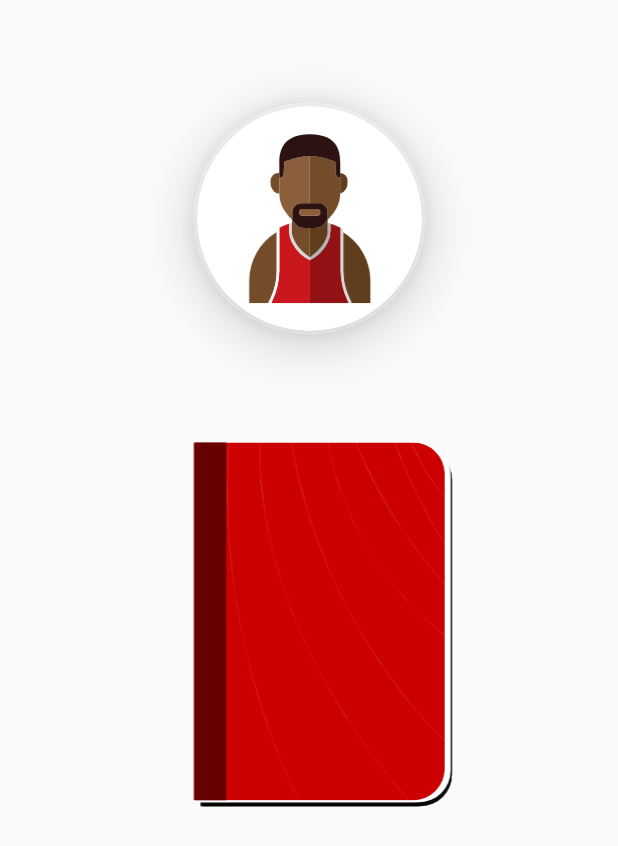
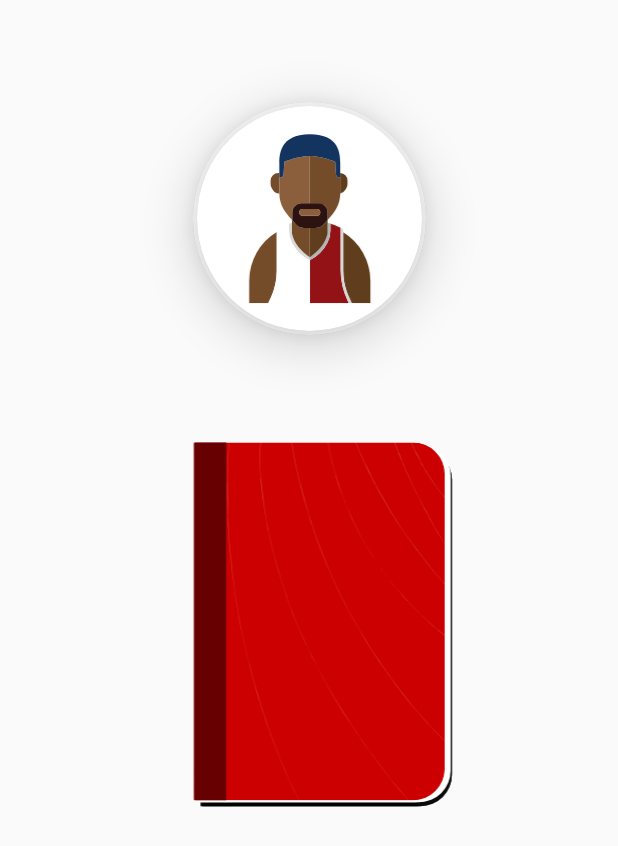
Before and after one commit to thomas682306/Note-App, an Android app: the MainActivity screen opened directly, with no data from a screen before it, after a tap on an icon or button, on a phone screen of 412 x 824 dp. Shown: the top 846 px of the screen. Run offline under Robolectric (Android 15) with nearby library versions, the phone set to English and light mode, and no system bars; our stand-ins replace Firebase (no records; nobody signed in at launch, a user with empty details on screens opened directly).

```diff
--- a/app/build.gradle
+++ b/app/build.gradle
@@ -31,7 +31,6 @@ dependencies {
     androidTestImplementation 'androidx.test.espresso:espresso-core:3.1.1'
     implementation 'androidx.recyclerview:recyclerview:1.1.0'
     implementation 'com.google.android.material:material:1.0.0'
-
     implementation 'com.google.firebase:firebase-auth:17.0.0'
     implementation 'com.google.firebase:firebase-firestore:21.3.1'
     implementation 'com.firebaseui:firebase-ui-firestore:6.2.0'
--- a/app/src/main/java/com/example/multiplerecycler/MainActivity.java
+++ /dev/null
@@ -1,137 +0,0 @@
-package com.example.multiplerecycler;
-
-import androidx.annotation.NonNull;
-import androidx.appcompat.app.AppCompatActivity;
-import androidx.appcompat.app.AppCompatDelegate;
-import androidx.appcompat.widget.Toolbar;
-import androidx.fragment.app.Fragment;
-import androidx.recyclerview.widget.GridLayoutManager;
-import androidx.recyclerview.widget.RecyclerView;
-
-import android.content.Intent;
-import android.graphics.PorterDuff;
-import android.os.Bundle;
-import android.view.Menu;
-import android.view.MenuInflater;
-import android.view.MenuItem;
-import android.view.MotionEvent;
-import android.view.View;
-import android.view.animation.Animation;
-import android.view.animation.AnimationUtils;
-import android.widget.ImageButton;
-import android.widget.ImageView;
-import android.widget.TextView;
-import android.widget.Toast;
-
-import com.example.multiplerecycler.login_signup.profile_page;
-import com.firebase.ui.firestore.FirestoreRecyclerOptions;
-import com.google.firebase.auth.FirebaseAuth;
-import com.google.firebase.firestore.CollectionReference;
-import com.google.firebase.firestore.FirebaseFirestore;
-import com.google.firebase.firestore.Query;
-
-public class MainActivity extends AppCompatActivity implements noteAdapter.onNoteClick {
-
-    ImageView addNoteButton;
-    TextView heading, description, date, day;
-    ImageView bellicon;
-
-    CollectionReference cf;
-    String uid;
-
-    RecyclerView recyclerView;
-    noteAdapter noteAdapter;
-    FirestoreRecyclerOptions<modelClass_note> recyclerOptions;
-    ImageButton profile_Image;
-
-
-    @Override
-    protected void onCreate(Bundle savedInstanceState) {
-        super.onCreate(savedInstanceState);
-        setContentView(R.layout.activity_main);
-
-        AppCompatDelegate.setCompatVectorFromResourcesEnabled(true);
-
-        addNoteButton = findViewById(R.id.addnoteButton);
-        heading = findViewById(R.id.heading);
-        description = findViewById(R.id.textView3);
-        date = findViewById(R.id.textView4);
-        profile_Image=findViewById(R.id.profile_pic);
-        day = findViewById(R.id.day);
-        bellicon = findViewById(R.id.bellIcon);
-        uid = FirebaseAuth.getInstance().getUid();
-        cf = FirebaseFirestore.getInstance().collection("users").document(uid).collection("notes");
-
-
-        addNoteButton.setOnClickListener(new View.OnClickListener() {
-            @Override
-            public void onClick(View v) {
-
-                Intent intent = new Intent(MainActivity.this, addNoteActivity.class);
-                startActivity(intent);
-                Animation animation = AnimationUtils.loadAnimation(getApplicationContext(), R.anim.alpha);
-                addNoteButton.startAnimation(animation);
-
-            }
-        });
-        Query query = cf.orderBy("priority");
-
-
-        recyclerOptions = new FirestoreRecyclerOptions.Builder<modelClass_note>().setQuery(query, modelClass_note.class).build();
-        noteAdapter = new noteAdapter(recyclerOptions,getApplicationContext(),this);
-
-
-        recyclerView = findViewById(R.id.recyclerView);
-        recyclerView.setAdapter(noteAdapter);
-        recyclerView.setLayoutManager(new GridLayoutManager(this, 2));
-        recyclerView.setHasFixedSize(true);
-        recyclerView.setVerticalFadingEdgeEnabled(true);
-        recyclerView.setFadingEdgeLength(50);
-        noteAdapter.startListening();
-
-
-        profile_Image.setOnClickListener(new View.OnClickListener() {
-            @Override
-            public void onClick(View v) {
-                Intent intent = new Intent(MainActivity.this,profile_page.class);
-                startActivity(intent);
-            }
-        });
-    }
-
-
-    @Override
-    public void onNoteitemSelected(int position) {
-        String peHeading,peDescription,peDate,peDay;
-        peDate=noteAdapter.getItem(position).getDate();
-        peDay=noteAdapter.getItem(position).getDay();
-        peDescription=noteAdapter.getItem(position).getDescription();
-        peHeading=noteAdapter.getItem(position).getHeading();
-        Intent  intent = new Intent(MainActivity.this,addNoteActivity.class);
-        intent.putExtra("peHeading",peHeading);
-        intent.putExtra("peDescription",peDescription);
-        intent.putExtra("pedate",peDate);
-        intent.putExtra("peday",peDay);
-        intent.putExtra("code",1);
-        startActivity(intent);
-
-
-
-
-
-    }
-
-
-    @Override
-    public void delete() {
-
-
-    }
-
-    @Override
-    public void alarmSet() {
-
-    }
-
-
-}
--- /dev/null
+++ b/app/src/main/java/com/example/multiplerecycler/Notification/NotificationHelper.java
@@ -0,0 +1,36 @@
+package com.example.multiplerecycler.Notification;
+
+import android.app.NotificationChannel;
+import android.app.NotificationManager;
+import android.content.Context;
+import android.content.ContextWrapper;
+
+public class NotificationHelper extends ContextWrapper {
+        public static final String CHANNEL1_ID="CHANNEL1";
+        public static final String CHANNEL1_NAME="FIRST_CHANNEL";
+
+
+
+        public NotificationHelper(Context base) {
+        super(base);
+
+        createNotificationChannel();
+    }
+
+    private void createNotificationChannel() {
+
+
+        if (android.os.Build.VERSION.SDK_INT >= android.os.Build.VERSION_CODES.O) {
+
+            NotificationChannel channel_1 = new NotificationChannel(CHANNEL1_ID,CHANNEL1_NAME, NotificationManager.IMPORTANCE_HIGH);
+            channel_1.setDescription("This is for reminders");
+            NotificationManager notificationManager=(NotificationManager)getSystemService(NOTIFICATION_SERVICE);
+            notificationManager.createNotificationChannel(channel_1);
+
+
+        }
+
+    }
+
+
+}
--- a/app/src/main/java/com/example/multiplerecycler/spinnerAdapter.java
+++ b/app/src/main/java/com/example/multiplerecycler/add_Note/spinnerAdapter.java
@@ -1,4 +1,4 @@
-package com.example.multiplerecycler;
+package com.example.multiplerecycler.add_Note;
 
 import android.content.Context;
 import android.view.LayoutInflater;
@@ -10,6 +10,8 @@ import android.widget.TextView;
 
 import androidx.annotation.NonNull;
 import androidx.annotation.Nullable;
+
+import com.example.multiplerecycler.R;
 
 import java.util.ArrayList;
 
--- a/app/src/main/java/com/example/multiplerecycler/spinnerClass.java
+++ b/app/src/main/java/com/example/multiplerecycler/add_Note/spinnerClass.java
@@ -1,4 +1,4 @@
-package com.example.multiplerecycler;
+package com.example.multiplerecycler.add_Note;
 
 public class spinnerClass {
     String colorCode;
--- a/app/src/main/java/com/example/multiplerecycler/login_signup/Login.java
+++ b/app/src/main/java/com/example/multiplerecycler/login_signup/Login.java
@@ -14,7 +14,7 @@ import android.widget.ImageView;
 import android.widget.TextView;
 import android.widget.Toast;
 
-import com.example.multiplerecycler.MainActivity;
+import com.example.multiplerecycler.mainActivity.MainActivity;
 import com.example.multiplerecycler.R;
 import com.google.android.gms.tasks.OnCompleteListener;
 import com.google.android.gms.tasks.Task;
--- a/app/src/main/java/com/example/multiplerecycler/modelClass_note.java
+++ b/app/src/main/java/com/example/multiplerecycler/mainActivity/modelClass_note.java
@@ -1,4 +1,4 @@
-package com.example.multiplerecycler;
+package com.example.multiplerecycler.mainActivity;
 
 public class modelClass_note {
     String Heading;
--- a/app/src/main/java/com/example/multiplerecycler/noteAdapter.java
+++ b/app/src/main/java/com/example/multiplerecycler/mainActivity/noteAdapter.java
@@ -1,5 +1,6 @@
-package com.example.multiplerecycler;
+package com.example.multiplerecycler.mainActivity;
 
+import android.app.TimePickerDialog;
 import android.content.Context;
 import android.graphics.Color;
 import android.view.LayoutInflater;
@@ -8,24 +9,23 @@ import android.view.ViewGroup;
 import android.view.animation.AnimationUtils;
 import android.widget.ImageView;
 import android.widget.TextView;
-import android.widget.Toast;
 
 import androidx.annotation.NonNull;
 import androidx.cardview.widget.CardView;
-import androidx.core.content.ContextCompat;
 import androidx.recyclerview.widget.RecyclerView;
 
+import com.example.multiplerecycler.R;
 import com.firebase.ui.firestore.FirestoreRecyclerAdapter;
 import com.firebase.ui.firestore.FirestoreRecyclerOptions;
+import com.google.firebase.firestore.DocumentSnapshot;
 
-
-
-
+import java.util.Calendar;
 
 
 public class noteAdapter extends FirestoreRecyclerAdapter<modelClass_note,noteAdapter.noteViewHolder> {
     Context context;
     onNoteClick monNoteClick;
+    TimePickerDialog timePickerDialog;
 
     public noteAdapter(@NonNull FirestoreRecyclerOptions<modelClass_note> options, Context context,onNoteClick monNoteClick) {
         super(options);
@@ -43,7 +43,7 @@ public class noteAdapter extends FirestoreRecyclerAdapter<modelClass_note,noteAd
 
     @Override
     protected void onBindViewHolder(@NonNull final noteViewHolder holder, int position, @NonNull modelClass_note model) {
-        holder.headingtv.setAnimation(AnimationUtils.loadAnimation(context,R.anim.alpha));
+        holder.headingtv.setAnimation(AnimationUtils.loadAnimation(context, R.anim.alpha));
 
         holder.listCard.setAnimation(AnimationUtils.loadAnimation(context,R.anim.card_animation));
 
@@ -62,19 +62,22 @@ public class noteAdapter extends FirestoreRecyclerAdapter<modelClass_note,noteAd
     }
 
 
-
-
     class noteViewHolder extends RecyclerView.ViewHolder{
 
         TextView headingtv,descriptiontv,datetv,daytv;
 
-        ImageView bg,bellicon;
+        ImageView bg,bellicon,bin;
         CardView listCard;
         onNoteClick onNoteClick;
+        Calendar c;
+        int hour;
+        int minute;
+
 
         public noteViewHolder(@NonNull View itemView, final onNoteClick onNoteClick) {
             super(itemView);
             bellicon=itemView.findViewById(R.id.bellIcon);
+
             listCard=itemView.findViewById(R.id.cardViewListItem);
             headingtv=itemView.findViewById(R.id.heading);
             descriptiontv=itemView.findViewById(R.id.textView3);
@@ -82,17 +85,25 @@ public class noteAdapter extends FirestoreRecyclerAdapter<modelClass_note,noteAd
             bg=itemView.findViewById(R.id.imageview);
             datetv=itemView.findViewById(R.id.textView4);
             this.onNoteClick=onNoteClick;
+            Calendar c = Calendar.getInstance();
+             hour= c.get(Calendar.HOUR);
+             minute= c.get(Calendar.MINUTE);
+
+
+
+
+
+            bellicon.setOnClickListener(new View.OnClickListener() {
+                @Override
+                public void onClick(View v) {
+                    onNoteClick.alarmSet(bellicon);
+                }
+            });
+
             itemView.setOnClickListener(new View.OnClickListener() {
                 @Override
                 public void onClick(View v) {
-                    onNoteClick.onNoteitemSelected(getAdapterPosition());
-                }
-            });
-            bellicon.setOnClickListener(new View.OnClickListener() {
-                @Override
-                public void onClick(View v) {
-
-
+                    onNoteClick.onNoteitemSelected(getSnapshots().getSnapshot(getAdapterPosition()),getAdapterPosition());
                 }
             });
         }
@@ -101,10 +112,11 @@ public class noteAdapter extends FirestoreRecyclerAdapter<modelClass_note,noteAd
     }
 
     public interface onNoteClick{
-        void onNoteitemSelected(int position);
+        void onNoteitemSelected(DocumentSnapshot documentSnapshot,int position);
 
-        void delete();
-        void alarmSet();
+        void delete(int position);
+        void alarmSet(ImageView imageView);
+
     }
 
 
--- a/app/src/main/res/drawable/baller_bwoi.xml
+++ b/app/src/main/res/drawable/baller_bwoi.xml
@@ -16,10 +16,10 @@
 
     <path android:fillColor="#754c29" android:pathData="M43.86,218.19V156.25A90.69,90.69 0,0 0,0 234v35.6H30.46l4.24,-9.25A101.26,101.26 0,0 0,43.86 218.19Z"/>
     <path android:fillColor="#603e1d" android:pathData="M150.3,156.67v61.52a101.32,101.32 0,0 0,6 34.29c0,0.1 0.07,0.21 0.11,0.31l0.1,0.28q1.35,3.68 3,7.25l4.24,9.25h29.79V234A90.7,90.7 0,0 0,150.3 156.67Z"/>
-    <path android:fillColor="#ca171e" android:pathData="M96.74,201.06A63.56,63.56 0,0 1,68.27 173a41.66,41.66 0,0 1,-4.5 -18.91V142.86a88.57,88.57 0,0 0,-15.72 6.81v66.77a114.54,114.54 0,0 1,-11.11 49.22l-1.87,3.91h62V200.88Z"/>
-    <path android:fillColor="#921215" android:pathData="M150.3,152.14l-0.66,-0.4 0.66,0.4Z"/>
-    <path android:fillColor="#921215" android:pathData="M146.75,150l1.32,0.75Z"/>
-    <path android:fillColor="#921215" android:pathData="M156.38,252.79l0.1,0.28Z"/>
+    <path android:fillColor="#ffffff" android:pathData="M96.74,201.06A63.56,63.56 0,0 1,68.27 173a41.66,41.66 0,0 1,-4.5 -18.91V142.86a88.57,88.57 0,0 0,-15.72 6.81v66.77a114.54,114.54 0,0 1,-11.11 49.22l-1.87,3.91h62V200.88Z"/>
+    <path android:fillColor="#ffffff" android:pathData="M150.3,152.14l-0.66,-0.4 0.66,0.4Z"/>
+    <path android:fillColor="#ffffff" android:pathData="M146.75,150l1.32,0.75Z"/>
+    <path android:fillColor="#ffffff" android:pathData="M156.38,252.79l0.1,0.28Z"/>
     <path android:fillColor="#921215" android:pathData="M156.27,252.48a101.32,101.32 0,0 1,-6 -34.29h0A101.32,101.32 0,0 0,156.27 252.48Z"/>
     <path android:fillColor="#921215" android:pathData="M146.11,216.44V149.68a88.53,88.53 0,0 0,-20.8 -8.3v0.19c1.48,0.39 2.95,0.82 4.4,1.29v11.19A41.65,41.65 0,0 1,125.22 173a63.49,63.49 0,0 1,-28.14 27.92v68.69h62l-1.86,-3.91A114.55,114.55 0,0 1,146.11 216.44Z"/>
     <path android:fillColor="#fff" android:pathData="M48.05,216.44V149.67c-1.42,0.79 -2.81,1.61 -4.19,2.47v66.05a101.26,101.26 0,0 1,-9.16 42.13l-4.24,9.25h4.61l1.87,-3.91A114.54,114.54 0,0 0,48.05 216.44Z"/>
@@ -34,7 +34,7 @@
     <path android:fillColor="#8b5e3c" android:pathData="M68.85,124.44a13.89,13.89 0,0 1,13.89 -13.89h14V34.94C79.11,34.94 56,44.11 56,44.11l-1.07,19a6.84,6.84 0,0 1,-6.83 6.46V93.54c0,0.45 0,0.9 0,1.34 0.39,18.94 9,29.57 20.11,41.93l0.67,0.75Z"/>
     <path android:fillColor="#2d1212" android:pathData="M111.42,110.55L82.74,110.55a13.89,13.89 0,0 0,-13.89 13.89v13.12c8.81,9.8 8.3,12.52 27.89,12.52h0c19.6,0 19.09,-2.72 27.89,-12.52l0.68,-0.75h0L125.31,124.44A13.89,13.89 0,0 0,111.42 110.55ZM85.14,119.43h23.2a5.45,5.45 0,0 1,0 10.89L85.14,130.32a5.45,5.45 0,0 1,0 -10.89Z"/>
     <path android:fillColor="#8b5e3c" android:pathData="M85.14,130.32h23.2a5.45,5.45 0,0 0,0 -10.89H85.14a5.45,5.45 0,0 0,0 10.89Z"/>
-    <path android:fillColor="#2d1212" android:pathData="M54.88,63.14l1.07,-19s23.16,-9.17 40.79,-9.17 40.79,9.17 40.79,9.17l1.07,19a6.85,6.85 0,0 0,6.83 6.46v-23c0,-0.44 0,-0.89 0,-1.34C145,33.12 145.43,0 96.74,0S48.49,34 48.08,45.25l0,1.34v23A6.84,6.84 0,0 0,54.88 63.14Z"/>
+    <path android:fillColor="#12345f" android:pathData="M54.88,63.14l1.07,-19s23.16,-9.17 40.79,-9.17 40.79,9.17 40.79,9.17l1.07,19a6.85,6.85 0,0 0,6.83 6.46v-23c0,-0.44 0,-0.89 0,-1.34C145,33.12 145.43,0 96.74,0S48.49,34 48.08,45.25l0,1.34v23A6.84,6.84 0,0 0,54.88 63.14Z"/>
     </group>
 
 
--- /dev/null
+++ b/app/src/main/res/drawable/ic_binasset_1.xml
@@ -0,0 +1,6 @@
+<vector android:autoMirrored="true" android:height="812dp"
+    android:viewportHeight="812" android:viewportWidth="600.82"
+    android:width="600.82dp" xmlns:android="http://schemas.android.com/apk/res/android">
+    <path android:fillColor="#e60000" android:pathData="M511,93H436.8V60A60,60 0,0 0,376.91 0H230.09A60,60 0,0 0,170.2 60V93H89.83C40.42,93 0,133.47 0,183v55.19H600.82V183C600.82,133.47 560.39,93 511,93ZM394.3,93H212.7V60A17.43,17.43 0,0 1,230.09 42.6H376.91A17.43,17.43 0,0 1,394.3 60Z"/>
+    <path android:fillColor="#e60000" android:pathData="M18.64,727.45A84.79,84.79 0,0 0,103.18 812L499.55,812a84.79,84.79 0,0 0,84.54 -84.55L584.09,250.18L18.64,250.18ZM437.29,343.75c0,-16.21 12.74,-29.48 28.31,-29.48h31.46c15.56,0 28.3,13.27 28.3,29.48L525.36,713.88c0,16.22 -12.74,29.48 -28.3,29.48L465.6,743.36c-15.57,0 -28.31,-13.26 -28.31,-29.48ZM316.2,343.75c0,-16.21 12.73,-29.48 28.3,-29.48L376,314.27c15.57,0 28.31,13.27 28.31,29.48L404.31,713.88c0,16.22 -12.74,29.48 -28.31,29.48L344.5,743.36c-15.57,0 -28.3,-13.26 -28.3,-29.48ZM195.1,343.75c0,-16.21 12.74,-29.48 28.31,-29.48h31.45c15.57,0 28.31,13.27 28.31,29.48L283.17,713.88c0,16.22 -12.74,29.48 -28.31,29.48L223.41,743.36c-15.57,0 -28.31,-13.26 -28.31,-29.48ZM74,343.75c0,-16.21 12.74,-29.48 28.31,-29.48h31.45c15.57,0 28.31,13.27 28.31,29.48L162.07,713.88c0,16.22 -12.74,29.48 -28.31,29.48L102.31,743.36C86.74,743.36 74,730.1 74,713.88Z"/>
+</vector>
--- a/app/src/main/res/layout/activity_add_note.xml
+++ b/app/src/main/res/layout/activity_add_note.xml
@@ -7,7 +7,7 @@
     xmlns:tools="http://schemas.android.com/tools"
     android:layout_width="match_parent"
     android:layout_height="match_parent"
-    tools:context=".addNoteActivity">
+    tools:context=".add_Note.addNoteActivity">
 
 
     <EditText
--- a/app/src/main/res/layout/activity_sign__up.xml
+++ b/app/src/main/res/layout/activity_sign__up.xml
@@ -14,7 +14,7 @@
         android:layout_width="match_parent"
         android:layout_height="match_parent">
 
-    1<ImageView
+    <ImageView
         android:id="@+id/sign_up_notebook"
         android:layout_width="221dp"
         android:layout_height="188dp"
--- a/app/src/main/res/layout/liste_item_gridview.xml
+++ b/app/src/main/res/layout/liste_item_gridview.xml
@@ -48,12 +48,12 @@
             android:id="@+id/heading"
             android:layout_width="123dp"
             android:layout_height="36dp"
-            android:maxLines="1"
             android:layout_marginLeft="10dp"
             android:layout_marginRight="10dp"
             android:ellipsize="end"
             android:fontFamily="@font/poppins_medium"
             android:gravity="start|center_vertical"
+            android:maxLines="1"
             android:paddingStart="2dp"
             android:text="Heading"
             android:textAllCaps="true"
@@ -107,7 +107,8 @@
             app:layout_constraintBottom_toTopOf="@+id/textView4"
             app:layout_constraintEnd_toEndOf="parent"
             app:layout_constraintStart_toStartOf="parent"
-            app:layout_constraintTop_toBottomOf="@+id/bellIcon" />
+            app:layout_constraintTop_toBottomOf="@+id/bellIcon"
+            app:layout_constraintVertical_bias="1.0" />
 
 
     </androidx.constraintlayout.widget.ConstraintLayout>
--- a/build.gradle
+++ b/build.gradle
@@ -7,7 +7,7 @@ buildscript {
 
     }
     dependencies {
-        classpath 'com.android.tools.build:gradle:3.5.3'
+        classpath 'com.android.tools.build:gradle:3.6.1'
         classpath 'com.google.gms:google-services:4.2.0'
         // NOTE: Do not place your application dependencies here; they belong
         // in the individual module build.gradle files
```
Also changed, not shown: app/src/main/AndroidManifest.xml (+7 -3 lines), app/src/main/java/com/example/multiplerecycler/add_Note/addNoteActivity.java (renamed from app/src/main/java/com/example/multiplerecycler/addNoteActivity.java, +78 -23 lines), app/src/main/java/com/example/multiplerecycler/login_signup/timePickerFragment.java (added, +24 -0 lines), app/src/main/java/com/example/multiplerecycler/mainActivity/MainActivity.java (added, +295 -0 lines), app/src/main/res/layout/activity_main.xml (+10 -4 lines), gradle/wrapper/gradle-wrapper.properties.
